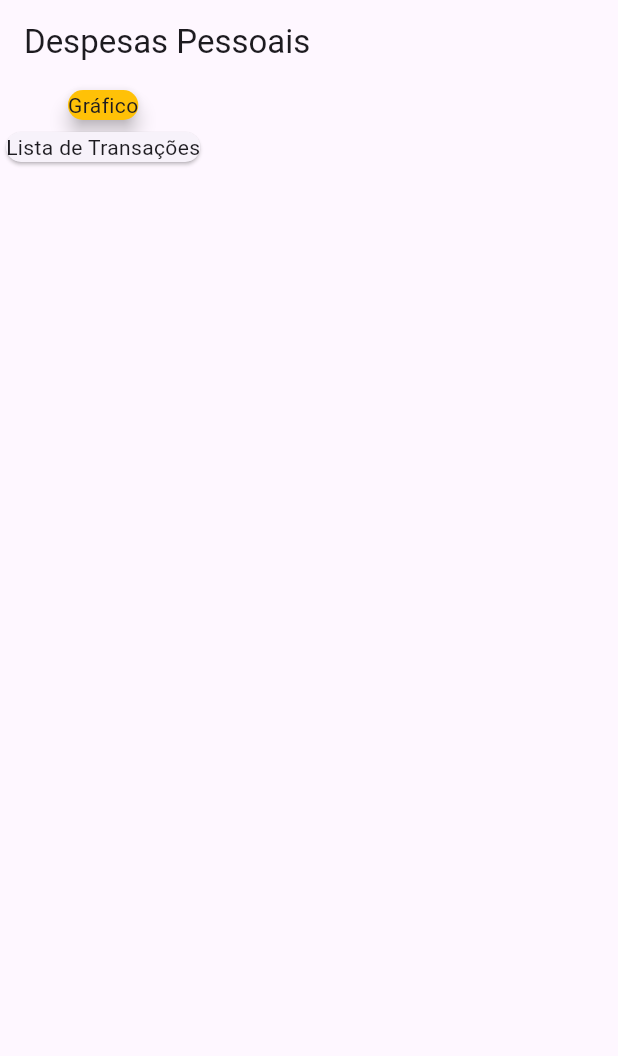
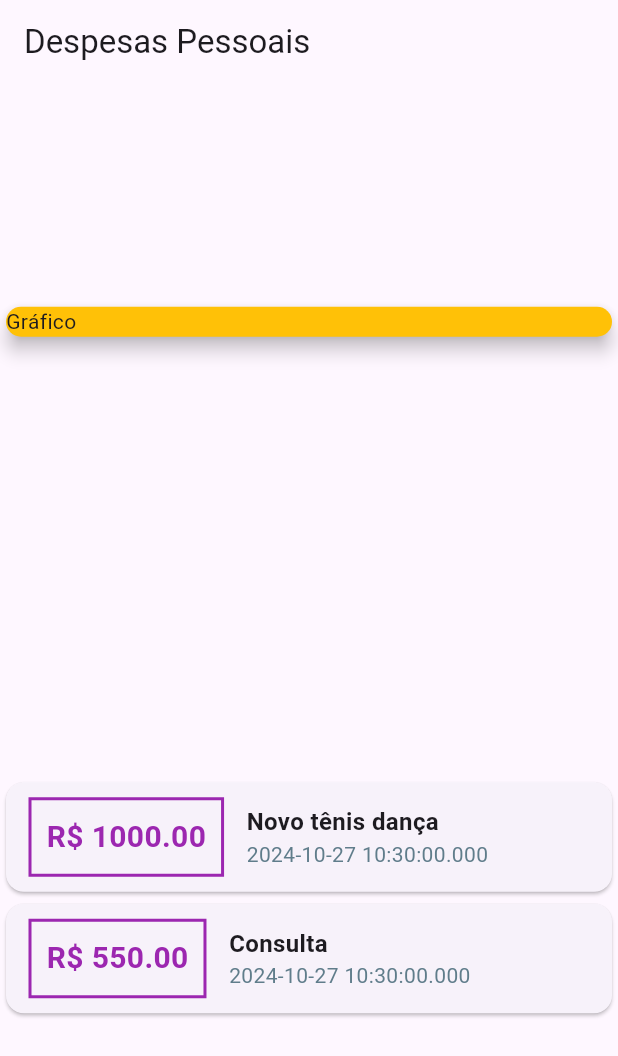
Before and after one commit to Moreira-Edu/expenses, a Flutter app: the screen it shows after launch, on a phone screen of 412 x 824 dp. Shown: the top 1056 px of the screen. Run offline on Flutter 3.47's test engine with Material 3 defaults, Android fonts, the phone set to English and light mode, and no system bars.

Commit message:
row cards

```diff
--- a/lib/main.dart
+++ b/lib/main.dart
@@ -1,3 +1,4 @@
+import 'package:expenses/models/Transactions.dart';
 import 'package:flutter/material.dart';
 
 void main(List<String> args) {
@@ -9,30 +10,91 @@ class ExpensesApp extends StatelessWidget {
 
   @override
   Widget build(BuildContext context) {
-    return const MaterialApp(
+    return MaterialApp(
       home: MyHomePage(),
     );
   }
 }
 
 class MyHomePage extends StatelessWidget {
-  const MyHomePage({super.key});
+  MyHomePage({super.key});
+
+  final _transactions = [
+    Transactions(
+      id: '124',
+      date: DateTime.now(),
+      title: 'Novo tênis dança',
+      value: 1000,
+    ),
+    Transactions(
+      id: '125',
+      date: DateTime.now(),
+      title: 'Consulta',
+      value: 550,
+    ),
+  ];
 
   @override
   Widget build(BuildContext context) {
     return Scaffold(
       appBar: AppBar(
-        title: const Text('Despesas Pessoais'),
+        title: Text('Despesas Pessoais'),
       ),
-      body: const Column(
+      body: Column(
+        mainAxisAlignment: MainAxisAlignment.spaceAround,
+        crossAxisAlignment: CrossAxisAlignment.stretch,
         children: <Widget>[
-          Card(
+          const Card(
             color: Colors.amber,
             child: Text('Gráfico'),
             elevation: 5,
           ),
-          Card(
-            child: Text('Lista de Transações'),
+          Column(
+            children: _transactions.map((transaction) {
+              return Card(
+                child: Row(
+                  children: <Widget>[
+                    Container(
+                      margin: const EdgeInsets.symmetric(
+                        horizontal: 15,
+                        vertical: 10,
+                      ),
+                      decoration: BoxDecoration(
+                        border: Border.all(
+                          color: Colors.purple,
+                          width: 2,
+                        ),
+                      ),
+                      padding: const EdgeInsets.all(10),
+                      child: Text(
+                        'R\$ ${transaction.value.toStringAsFixed(2)}',
+                        style: const TextStyle(
+                          fontWeight: FontWeight.bold,
+                          fontSize: 20,
+                          color: Colors.purple,
+                        ),
+                      ),
+                    ),
+                    Column(
+                      crossAxisAlignment: CrossAxisAlignment.start,
+                      children: <Widget>[
+                        Text(
+                          transaction.title,
+                          style: const TextStyle(
+                            fontSize: 16,
+                            fontWeight: FontWeight.bold,
+                          ),
+                        ),
+                        Text(
+                          transaction.date.toString(),
+                          style: const TextStyle(color: Colors.blueGrey),
+                        )
+                      ],
+                    )
+                  ],
+                ),
+              );
+            }).toList(),
           )
         ],
       ),
--- /dev/null
+++ b/lib/models/Transactions.dart
@@ -0,0 +1,13 @@
+class Transactions {
+  final String id;
+  final String title;
+  final double value;
+  final DateTime date;
+
+  Transactions({
+    required this.id,
+    required this.title,
+    required this.value,
+    required this.date,
+  });
+}
```
